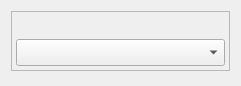
Above: src/singlecomponentwidget.ui from doliinyk/PC-Constructor before the change. Below: the same form after it.
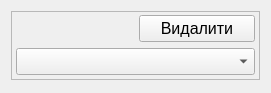
That is the form after the change.

```diff
--- a/src/singlecomponentwidget.ui
+++ b/src/singlecomponentwidget.ui
@@ -6,8 +6,8 @@
    <rect>
     <x>0</x>
     <y>0</y>
-    <width>241</width>
-    <height>86</height>
+    <width>271</width>
+    <height>93</height>
    </rect>
   </property>
   <property name="windowTitle">
@@ -22,7 +22,7 @@
      <property name="frameShadow">
       <enum>QFrame::Plain</enum>
      </property>
-     <layout class="QVBoxLayout" name="verticalLayout">
+     <layout class="QGridLayout" name="gridLayout">
       <property name="leftMargin">
        <number>4</number>
       </property>
@@ -35,7 +35,19 @@
       <property name="bottomMargin">
        <number>4</number>
       </property>
-      <item>
+      <item row="1" column="1">
+       <widget class="QPushButton" name="pushButton">
+        <property name="font">
+         <font>
+          <pointsize>12</pointsize>
+         </font>
+        </property>
+        <property name="text">
+         <string>Видалити</string>
+        </property>
+       </widget>
+      </item>
+      <item row="1" column="0">
        <widget class="QLabel" name="label">
         <property name="font">
          <font>
@@ -47,7 +59,7 @@
         </property>
        </widget>
       </item>
-      <item>
+      <item row="2" column="0" colspan="2">
        <widget class="QComboBox" name="comboBox">
         <property name="font">
          <font>
```
